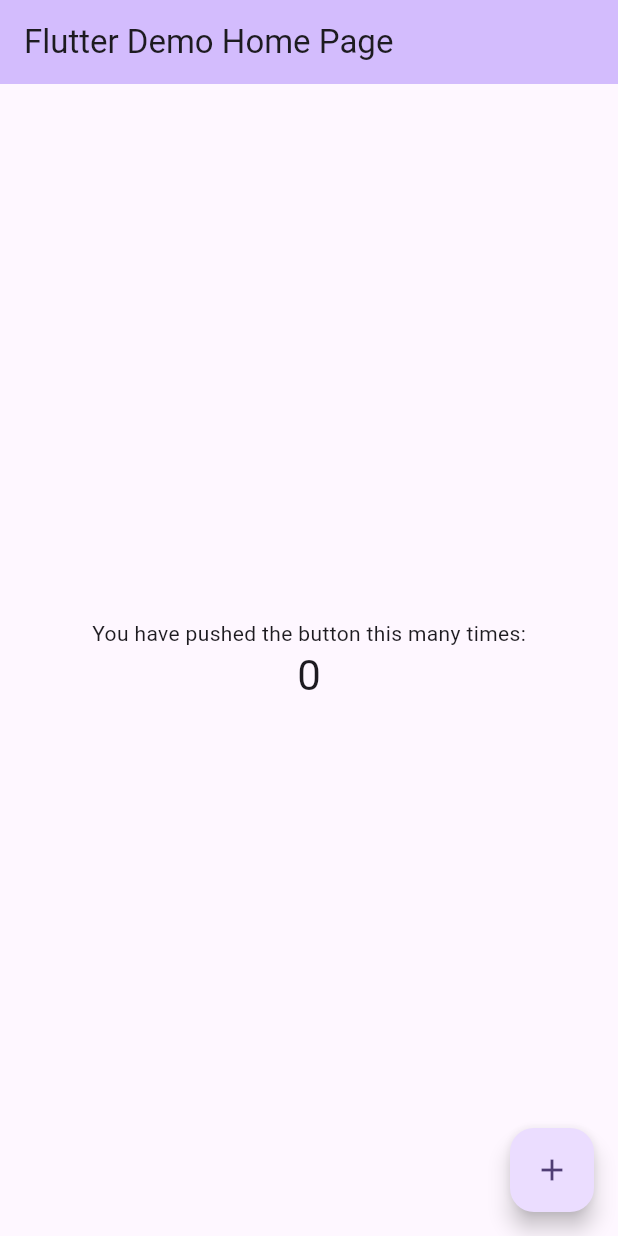
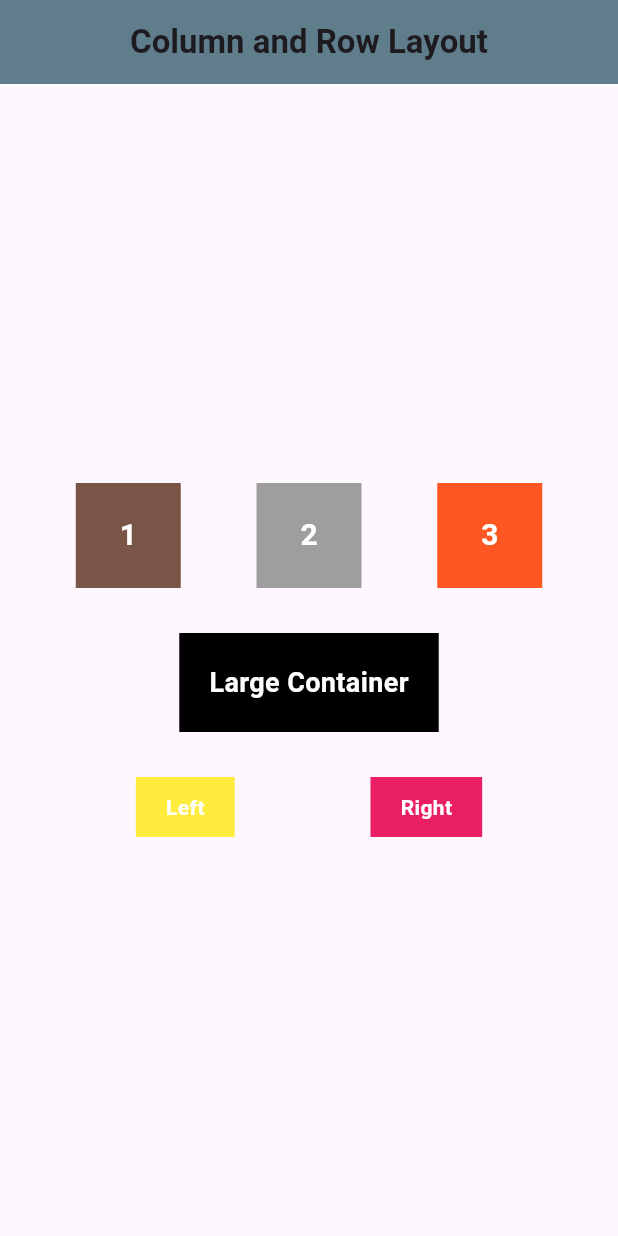
Before and after one commit to Noyan072/072_FA_9, a Flutter app: the screen it shows after launch, on a phone screen of 412 x 824 dp. Run offline on Flutter 3.47's test engine with Material 3 defaults, Android fonts, the light colour scheme and no system bars.

Commit message:
2nd commit

```diff
--- a/lib/main.dart
+++ b/lib/main.dart
@@ -1,122 +1,96 @@
 import 'package:flutter/material.dart';
 
 void main() {
-  runApp(const MyApp());
+  runApp(MyApp());
 }
 
 class MyApp extends StatelessWidget {
-  const MyApp({super.key});
-
-  // This widget is the root of your application.
   @override
   Widget build(BuildContext context) {
     return MaterialApp(
-      title: 'Flutter Demo',
-      theme: ThemeData(
-        // This is the theme of your application.
-        //
-        // TRY THIS: Try running your application with "flutter run". You'll see
-        // the application has a purple toolbar. Then, without quitting the app,
-        // try changing the seedColor in the colorScheme below to Colors.green
-        // and then invoke "hot reload" (save your changes or press the "hot
-        // reload" button in a Flutter-supported IDE, or press "r" if you used
-        // the command line to start the app).
-        //
-        // Notice that the counter didn't reset back to zero; the application
-        // state is not lost during the reload. To reset the state, use hot
-        // restart instead.
-        //
-        // This works for code too, not just values: Most code changes can be
-        // tested with just a hot reload.
-        colorScheme: ColorScheme.fromSeed(seedColor: Colors.deepPurple),
-      ),
-      home: const MyHomePage(title: 'Flutter Demo Home Page'),
+      debugShowCheckedModeBanner: false,
+      home: MyHomePage(),
     );
   }
 }
 
-class MyHomePage extends StatefulWidget {
-  const MyHomePage({super.key, required this.title});
-
-  // This widget is the home page of your application. It is stateful, meaning
-  // that it has a State object (defined below) that contains fields that affect
-  // how it looks.
-
-  // This class is the configuration for the state. It holds the values (in this
-  // case the title) provided by the parent (in this case the App widget) and
-  // used by the build method of the State. Fields in a Widget subclass are
-  // always marked "final".
-
-  final String title;
-
+class MyHomePage extends StatelessWidget {
   @override
-  State<MyHomePage> createState() => _MyHomePageState();
-}
-
-class _MyHomePageState extends State<MyHomePage> {
-  int _counter = 0;
-
-  void _incrementCounter() {
-    setState(() {
-      // This call to setState tells the Flutter framework that something has
-      // changed in this State, which causes it to rerun the build method below
-      // so that the display can reflect the updated values. If we changed
-      // _counter without calling setState(), then the build method would not be
-      // called again, and so nothing would appear to happen.
-      _counter++;
-    });
+  Widget build(BuildContext context) {
+    return Scaffold(
+      appBar: AppBar(
+        title: Text(
+          'Column and Row Layout',
+          style: TextStyle(fontWeight: FontWeight.bold),
+        ),
+        centerTitle: true,
+        backgroundColor: Colors.blueGrey,
+      ),
+      body: Column(
+        mainAxisAlignment: MainAxisAlignment.center,
+        children: [
+          Row(
+            mainAxisAlignment: MainAxisAlignment.spaceEvenly,
+            children: [
+              buildBox(Colors.brown, "1"),
+              buildBox(Colors.grey, "2"),
+              buildBox(Colors.deepOrange, "3"),
+            ],
+          ),
+          SizedBox(height: 30),
+          Container(
+            padding: EdgeInsets.all(20),
+            color: Colors.black,
+            child: Text(
+              "Large Container",
+              style: TextStyle(
+                color: Colors.white,
+                fontWeight: FontWeight.bold,
+                fontSize: 18,
+              ),
+            ),
+          ),
+          SizedBox(height: 30),
+          Row(
+            mainAxisAlignment: MainAxisAlignment.spaceEvenly,
+            children: [
+              buildSmallBox(Colors. yellow, "Left"),
+              buildSmallBox(Colors.pink, "Right"),
+            ],
+          ),
+        ],
+      ),
+    );
   }
 
-  @override
-  Widget build(BuildContext context) {
-    // This method is rerun every time setState is called, for instance as done
-    // by the _incrementCounter method above.
-    //
-    // The Flutter framework has been optimized to make rerunning build methods
-    // fast, so that you can just rebuild anything that needs updating rather
-    // than having to individually change instances of widgets.
-    return Scaffold(
-      appBar: AppBar(
-        // TRY THIS: Try changing the color here to a specific color (to
-        // Colors.amber, perhaps?) and trigger a hot reload to see the AppBar
-        // change color while the other colors stay the same.
-        backgroundColor: Theme.of(context).colorScheme.inversePrimary,
-        // Here we take the value from the MyHomePage object that was created by
-        // the App.build method, and use it to set our appbar title.
-        title: Text(widget.title),
-      ),
-      body: Center(
-        // Center is a layout widget. It takes a single child and positions it
-        // in the middle of the parent.
-        child: Column(
-          // Column is also a layout widget. It takes a list of children and
-          // arranges them vertically. By default, it sizes itself to fit its
-          // children horizontally, and tries to be as tall as its parent.
-          //
-          // Column has various properties to control how it sizes itself and
-          // how it positions its children. Here we use mainAxisAlignment to
-          // center the children vertically; the main axis here is the vertical
-          // axis because Columns are vertical (the cross axis would be
-          // horizontal).
-          //
-          // TRY THIS: Invoke "debug painting" (choose the "Toggle Debug Paint"
-          // action in the IDE, or press "p" in the console), to see the
-          // wireframe for each widget.
-          mainAxisAlignment: MainAxisAlignment.center,
-          children: <Widget>[
-            const Text('You have pushed the button this many times:'),
-            Text(
-              '$_counter',
-              style: Theme.of(context).textTheme.headlineMedium,
-            ),
-          ],
+  Widget buildBox(Color color, String text) {
+    return Container(
+      height: 70,
+      width: 70,
+      color: color,
+      alignment: Alignment.center,
+      child: Text(
+        text,
+        style: TextStyle(
+          color: Colors.white,
+          fontWeight: FontWeight.bold,
+          fontSize: 20,
         ),
       ),
-      floatingActionButton: FloatingActionButton(
-        onPressed: _incrementCounter,
-        tooltip: 'Increment',
-        child: const Icon(Icons.add),
-      ), // This trailing comma makes auto-formatting nicer for build methods.
+    );
+  }
+
+  Widget buildSmallBox(Color color, String text) {
+    return Container(
+      padding: EdgeInsets.symmetric(vertical: 10, horizontal: 20),
+      color: color,
+      child: Text(
+        text,
+        style: TextStyle(
+          color: Colors.white,
+          fontWeight: FontWeight.bold,
+        ),
+      ),
     );
   }
 }
```
